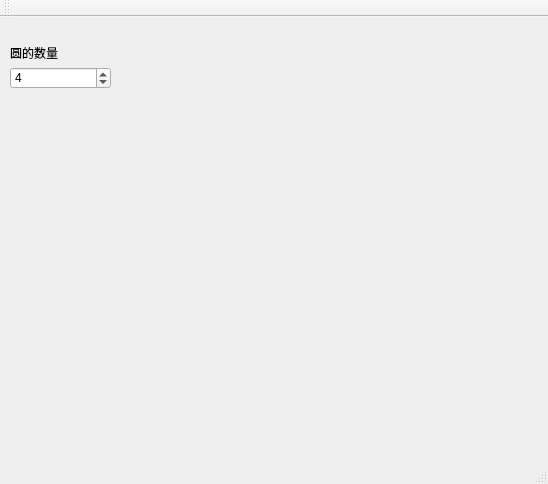
Before: the Qt Designer form mainwindow.ui in billzhao0315/qtwidegtdemo, drawn with Qt 5.
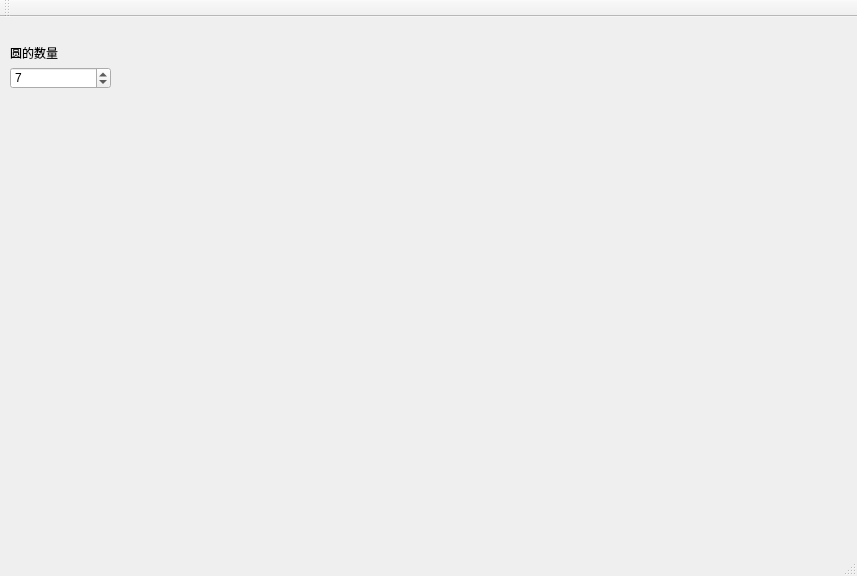
After: the same form once the commit is applied.

What changed in the file:
```diff
--- a/mainwindow.ui
+++ b/mainwindow.ui
@@ -6,8 +6,8 @@
    <rect>
     <x>0</x>
     <y>0</y>
-    <width>548</width>
-    <height>484</height>
+    <width>857</width>
+    <height>576</height>
    </rect>
   </property>
   <property name="windowTitle">
@@ -30,7 +30,7 @@
      <number>50</number>
     </property>
     <property name="value">
-     <number>4</number>
+     <number>7</number>
     </property>
    </widget>
    <widget class="QLabel" name="label">
@@ -51,8 +51,8 @@
      <rect>
       <x>120</x>
       <y>30</y>
-      <width>221</width>
-      <height>211</height>
+      <width>541</width>
+      <height>411</height>
      </rect>
     </property>
     <layout class="QVBoxLayout" name="verticalLayout"/>
```
Left out of the diff: 4 changed lines with no effect on the pictures.
